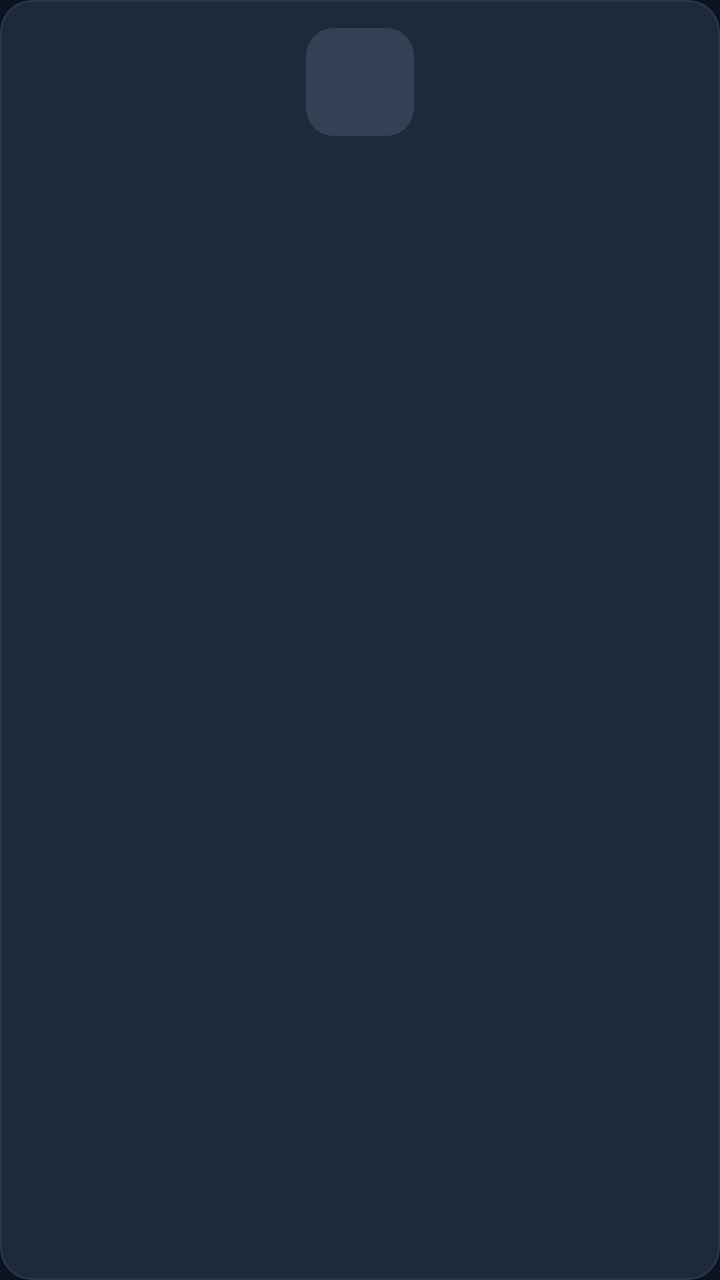
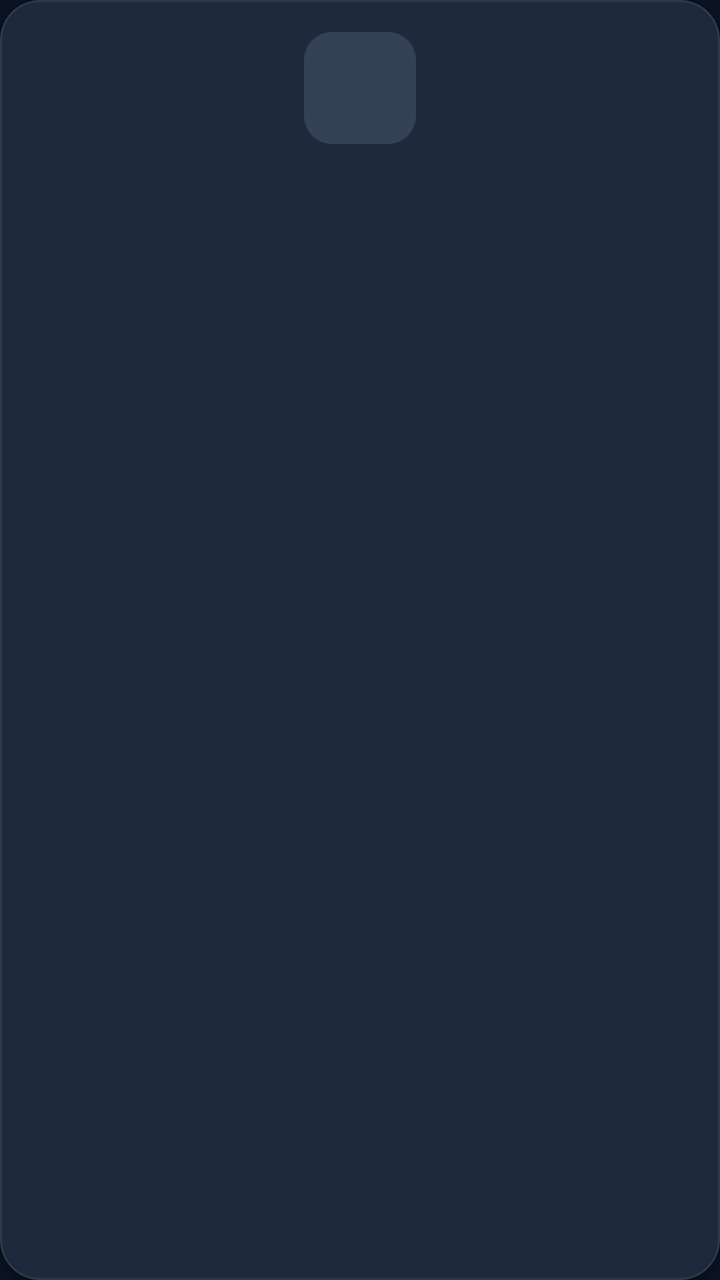

Screens rendered from an Android XML layout before and after an edit, with the pre-edit source and the edit as a unified diff.
<!-- AndroidManifest.xml: application theme Theme.WebLauncher -->
<!-- res/layout/item_app.xml -->
<?xml version="1.0" encoding="utf-8"?>
<com.google.android.material.card.MaterialCardView
    xmlns:android="http://schemas.android.com/apk/res/android"
    xmlns:app="http://schemas.android.com/apk/res-auto"
    android:layout_width="match_parent"
    android:layout_height="wrap_content"
    android:layout_margin="6dp"
    app:cardBackgroundColor="@color/card"
    app:cardCornerRadius="16dp"
    app:cardElevation="0dp"
    app:strokeWidth="1dp"
    app:strokeColor="#1A94A3B8">

    <FrameLayout
        android:layout_width="match_parent"
        android:layout_height="wrap_content"
        android:paddingTop="14dp"
        android:paddingBottom="12dp"
        android:paddingHorizontal="8dp">

        <LinearLayout
            android:layout_width="match_parent"
            android:layout_height="wrap_content"
            android:orientation="vertical"
            android:gravity="center_horizontal">

            <FrameLayout
                android:layout_width="54dp"
                android:layout_height="54dp">

                <TextView
                    android:id="@+id/appInitials"
                    android:layout_width="54dp"
                    android:layout_height="54dp"
                    android:gravity="center"
                    android:background="@drawable/bg_icon"
                    android:textColor="@color/accent"
                    android:textSize="16sp"
                    android:textStyle="bold" />
            </FrameLayout>

            <TextView
                android:id="@+id/appName"
                android:layout_width="match_parent"
                android:layout_height="wrap_content"
                android:layout_marginTop="8dp"
                android:gravity="center"
                android:textColor="@color/text"
                android:textSize="12sp"
                android:maxLines="2"
                android:ellipsize="end" />
        </LinearLayout>

        <TextView
            android:id="@+id/pinBadge"
            android:layout_width="wrap_content"
            android:layout_height="wrap_content"
            android:layout_gravity="top|end"
            android:text="\u2605"
            android:textColor="@color/star"
            android:textSize="12sp"
            android:visibility="gone" />
    </FrameLayout>
</com.google.android.material.card.MaterialCardView>
<!-- resources referenced by this layout -->
<resources>
  <color name="accent">#3B82F6</color>
  <color name="card">#1E293B</color>
  <color name="star">#F59E0B</color>
  <color name="text">#F1F5F9</color>
  <!-- drawable bg_icon (drawable) -->
  <?xml version="1.0" encoding="utf-8"?>
  <shape xmlns:android="http://schemas.android.com/apk/res/android" android:shape="rectangle">
      <solid android:color="#334155" />
      <corners android:radius="14dp" />
  </shape>
  <style name="Theme.WebLauncher" parent="Theme.Material3.Dark.NoActionBar">
          <item name="colorPrimary">@color/accent</item>
          <item name="colorOnPrimary">@android:color/white</item>
          <item name="colorSecondary">@color/accent</item>
          <item name="android:statusBarColor">@color/bg_elevated</item>
          <item name="android:navigationBarColor">@color/bg_elevated</item>
          <item name="android:windowBackground">@color/bg</item>
          <item name="android:colorBackground">@color/bg</item>
          <item name="colorSurface">@color/bg_elevated</item>
          <item name="colorOnSurface">@color/text</item>
          <item name="android:textColorPrimary">@color/text</item>
          <item name="android:textColorSecondary">@color/text_muted</item>
      </style>
  <color name="bg_elevated">#111827</color>
  <color name="bg">#0B1220</color>
  <color name="text_muted">#94A3B8</color>
</resources>

<!-- the commit's change to res/layout/item_app.xml (unified diff, before → after) -->
@@ -4,17 +4,17 @@
     xmlns:app="http://schemas.android.com/apk/res-auto"
     android:layout_width="match_parent"
     android:layout_height="wrap_content"
-    android:layout_margin="6dp"
+    android:layout_margin="5dp"
     app:cardBackgroundColor="@color/card"
-    app:cardCornerRadius="16dp"
-    app:cardElevation="0dp"
+    app:cardCornerRadius="20dp"
+    app:cardElevation="2dp"
     app:strokeWidth="1dp"
-    app:strokeColor="#1A94A3B8">
+    app:strokeColor="#2294A3B8">
 
     <FrameLayout
         android:layout_width="match_parent"
         android:layout_height="wrap_content"
-        android:paddingTop="14dp"
+        android:paddingTop="16dp"
         android:paddingBottom="12dp"
         android:paddingHorizontal="8dp">
 
@@ -25,18 +25,28 @@
             android:gravity="center_horizontal">
 
             <FrameLayout
-                android:layout_width="54dp"
-                android:layout_height="54dp">
+                android:layout_width="56dp"
+                android:layout_height="56dp">
 
                 <TextView
                     android:id="@+id/appInitials"
-                    android:layout_width="54dp"
-                    android:layout_height="54dp"
+                    android:layout_width="56dp"
+                    android:layout_height="56dp"
                     android:gravity="center"
                     android:background="@drawable/bg_icon"
                     android:textColor="@color/accent"
                     android:textSize="16sp"
                     android:textStyle="bold" />
+
+                <ImageView
+                    android:id="@+id/appIcon"
+                    android:layout_width="56dp"
+                    android:layout_height="56dp"
+                    android:padding="10dp"
+                    android:scaleType="fitCenter"
+                    android:background="@drawable/bg_icon"
+                    android:visibility="gone"
+                    android:contentDescription="@null" />
             </FrameLayout>
 
             <TextView
